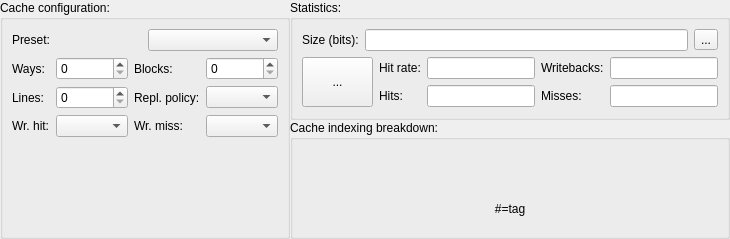
Before: the Qt Designer form src/cachesim/cacheconfigwidget.ui in mortbopet/Ripes, drawn with Qt 5.
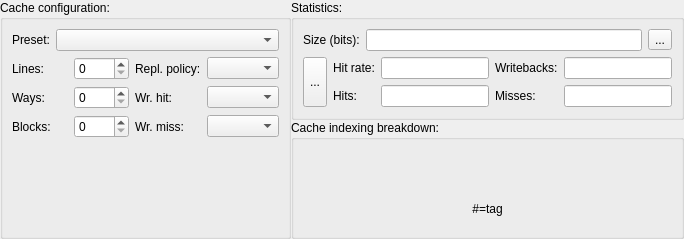
After: the same form once the commit is applied.

Commit message:
Restructure CacheConfigWidget layout
This restructuring allows for a more narrow minimum size of the CacheWidget.

Diff of the .ui file:
```diff
--- a/src/cachesim/cacheconfigwidget.ui
+++ b/src/cachesim/cacheconfigwidget.ui
@@ -6,7 +6,7 @@
    <rect>
     <x>0</x>
     <y>0</y>
-    <width>730</width>
+    <width>684</width>
     <height>239</height>
    </rect>
   </property>
@@ -59,7 +59,7 @@
               <item>
                <widget class="QComboBox" name="presets">
                 <property name="sizePolicy">
-                 <sizepolicy hsizetype="Preferred" vsizetype="Fixed">
+                 <sizepolicy hsizetype="MinimumExpanding" vsizetype="Fixed">
                   <horstretch>0</horstretch>
                   <verstretch>0</verstretch>
                  </sizepolicy>
@@ -70,77 +70,95 @@
             </item>
             <item>
              <layout class="QGridLayout" name="gridLayout">
-              <item row="3" column="1">
-               <widget class="QSpinBox" name="lines">
-                <property name="maximum">
-                 <number>10</number>
-                </property>
-               </widget>
-              </item>
-              <item row="1" column="0">
-               <widget class="QLabel" name="label_2">
-                <property name="text">
-                 <string>Ways:</string>
-                </property>
-               </widget>
-              </item>
-              <item row="1" column="2">
+              <item row="6" column="0">
                <widget class="QLabel" name="label_3">
                 <property name="text">
                  <string>Blocks:</string>
                 </property>
                </widget>
               </item>
-              <item row="1" column="1">
-               <widget class="QSpinBox" name="ways">
-                <property name="maximum">
-                 <number>10</number>
-                </property>
-               </widget>
+              <item row="6" column="3">
+               <widget class="QComboBox" name="wrMiss"/>
               </item>
-              <item row="1" column="3">
-               <widget class="QSpinBox" name="blocks">
-                <property name="maximum">
-                 <number>10</number>
+              <item row="5" column="3">
+               <widget class="QComboBox" name="wrHit"/>
+              </item>
+              <item row="6" column="2">
+               <widget class="QLabel" name="label_10">
+                <property name="text">
+                 <string>Wr. miss:</string>
                 </property>
                </widget>
               </item>
-              <item row="3" column="0">
+              <item row="4" column="0">
                <widget class="QLabel" name="label_4">
                 <property name="text">
                  <string>Lines:</string>
                 </property>
                </widget>
               </item>
-              <item row="3" column="2">
-               <widget class="QLabel" name="label_8">
-                <property name="text">
-                 <string>Repl. policy:</string>
-                </property>
-               </widget>
-              </item>
-              <item row="3" column="3">
-               <widget class="QComboBox" name="replacementPolicy"/>
-              </item>
               <item row="5" column="0">
+               <widget class="QLabel" name="label_2">
+                <property name="text">
+                 <string>Ways:</string>
+                </property>
+               </widget>
+              </item>
+              <item row="5" column="2">
                <widget class="QLabel" name="label_9">
                 <property name="text">
                  <string>Wr. hit:</string>
                 </property>
                </widget>
               </item>
-              <item row="5" column="2">
-               <widget class="QLabel" name="label_10">
+              <item row="4" column="3">
+               <widget class="QComboBox" name="replacementPolicy"/>
+              </item>
+              <item row="4" column="2">
+               <widget class="QLabel" name="label_8">
                 <property name="text">
-                 <string>Wr. miss:</string>
+                 <string>Repl. policy:</string>
+                </property>
+               </widget>
+              </item>
+              <item row="4" column="1">
+               <widget class="QSpinBox" name="lines">
+                <property name="sizePolicy">
+                 <sizepolicy hsizetype="Preferred" vsizetype="Fixed">
+                  <horstretch>0</horstretch>
+                  <verstretch>0</verstretch>
+                 </sizepolicy>
+                </property>
+                <property name="maximum">
+                 <number>10</number>
                 </property>
                </widget>
               </item>
               <item row="5" column="1">
-               <widget class="QComboBox" name="wrHit"/>
+               <widget class="QSpinBox" name="ways">
+                <property name="sizePolicy">
+                 <sizepolicy hsizetype="Preferred" vsizetype="Fixed">
+                  <horstretch>0</horstretch>
+                  <verstretch>0</verstretch>
+                 </sizepolicy>
+                </property>
+                <property name="maximum">
+                 <number>10</number>
+                </property>
+               </widget>
               </item>
-              <item row="5" column="3">
-               <widget class="QComboBox" name="wrMiss"/>
+              <item row="6" column="1">
+               <widget class="QSpinBox" name="blocks">
+                <property name="sizePolicy">
+                 <sizepolicy hsizetype="Preferred" vsizetype="Fixed">
+                  <horstretch>0</horstretch>
+                  <verstretch>0</verstretch>
+                 </sizepolicy>
+                </property>
+                <property name="maximum">
+                 <number>10</number>
+                </property>
+               </widget>
               </item>
              </layout>
             </item>
```
The commit also changes 1 other file.
